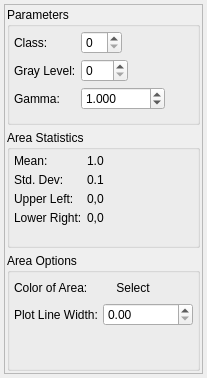
Qt form Code/EmMpmGui/UI_Files/UserInitAreaWidget.ui (BlueQuartzSoftware/EMMPMWorkbench) before a commit.
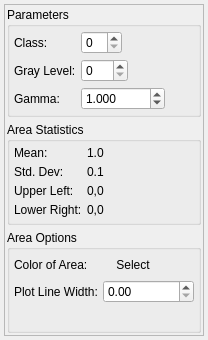
The same form after that commit.

```diff
--- a/Code/EmMpmGui/UI_Files/UserInitAreaWidget.ui
+++ b/Code/EmMpmGui/UI_Files/UserInitAreaWidget.ui
@@ -6,8 +6,8 @@
    <rect>
     <x>0</x>
     <y>0</y>
-    <width>207</width>
-    <height>378</height>
+    <width>208</width>
+    <height>340</height>
    </rect>
   </property>
   <property name="windowTitle">
@@ -30,8 +30,8 @@
        <rect>
         <x>0</x>
         <y>0</y>
-        <width>197</width>
-        <height>368</height>
+        <width>198</width>
+        <height>330</height>
        </rect>
       </property>
       <layout class="QVBoxLayout" name="verticalLayout_2">
```
